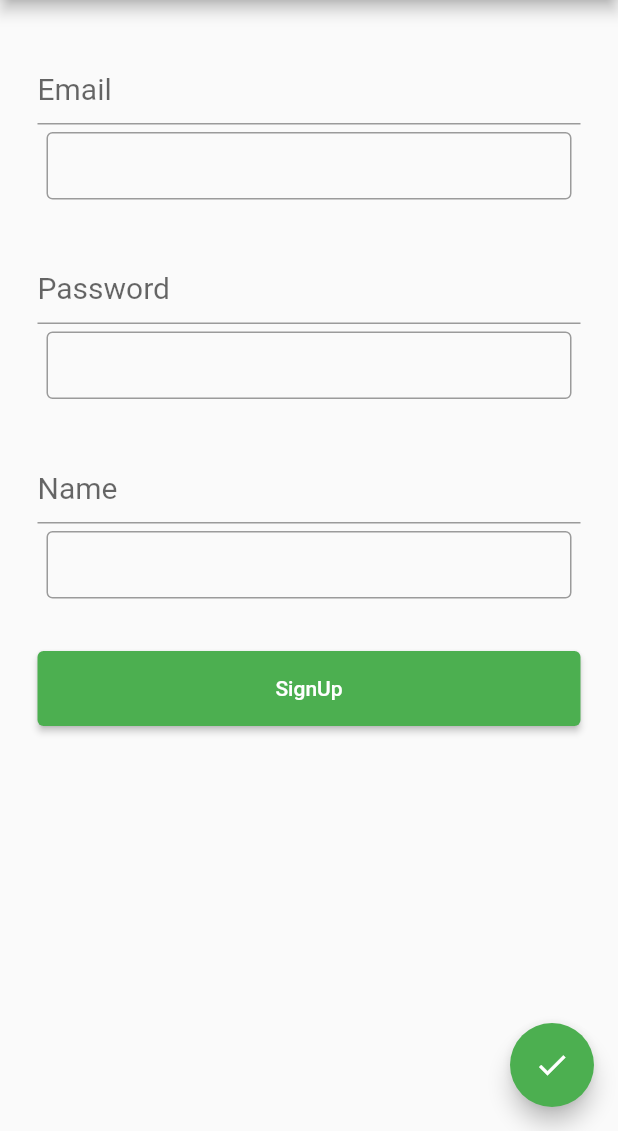
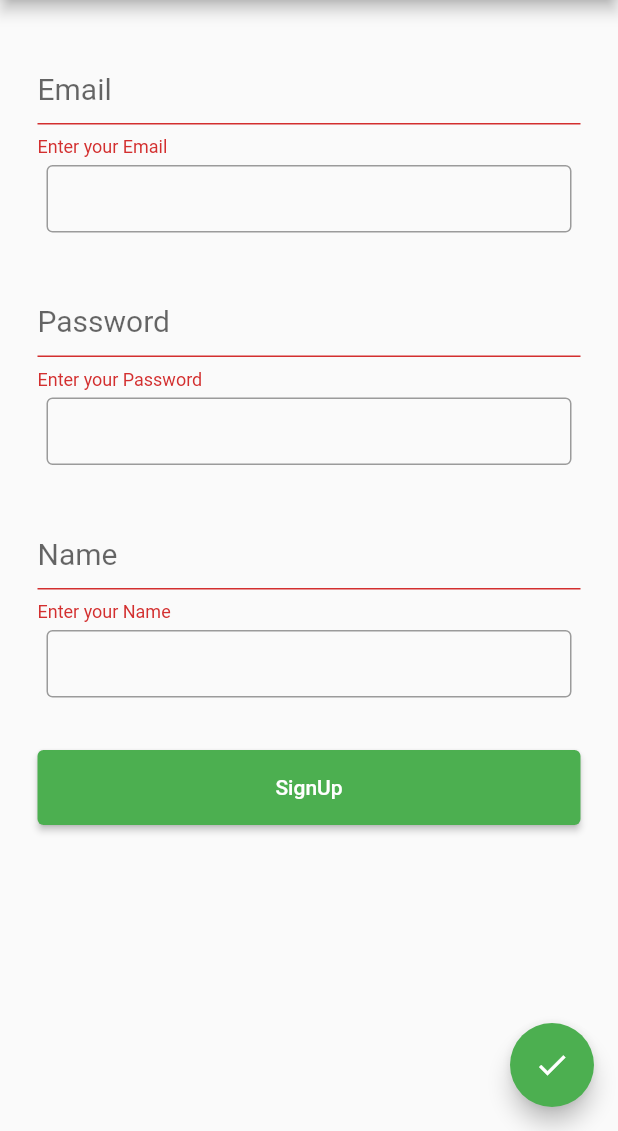
Before and after one commit to prajinaa/epharmacy, a Flutter app: the RegisterPage screen opened directly, after a tap on "SignUp", on a phone screen of 412 x 824 dp, the part 105-1236 px from its top. Run offline on Flutter 3.47's test engine with Material 2 defaults, Android fonts, the phone set to English and light mode, and no system bars; our stand-ins replace font_awesome_flutter, splashscreen.

Commit message:
my project

```diff
--- a/lib/Signups/Ins/RegisterPage.dart
+++ b/lib/Signups/Ins/RegisterPage.dart
@@ -1,6 +1,7 @@
 import 'package:epharmacy/Signups/Ins/RegisterPage1.dart';
 import 'package:epharmacy/common/widgets/custom_button.dart';
 import 'package:epharmacy/common/widgets/custom_textfield.dart';
+import 'package:epharmacy/services/auth_services.dart';
 import 'package:flutter/material.dart';
 import 'package:font_awesome_flutter/font_awesome_flutter.dart';
 
@@ -9,16 +10,15 @@ class RegisterPage extends StatefulWidget {
 
   @override
   State<RegisterPage> createState() => _RegisterPageState();
-
 }
 
 class _RegisterPageState extends State<RegisterPage> {
   final _signupFormKey = GlobalKey<FormState>();
   //
+  final AuthService authService = AuthService();
   final TextEditingController _emailController = TextEditingController();
   final TextEditingController _passwordController = TextEditingController();
   final TextEditingController _nameController = TextEditingController();
-
 
   @override
   // dispose method --so that we dont have memory leaks
@@ -29,25 +29,37 @@ class _RegisterPageState extends State<RegisterPage> {
     _nameController.dispose();
   }
 
+  void signUpUser() {
+    authService.signUpUser(
+      context: context,
+      email: _emailController.text,
+      password: _passwordController.text,
+      name: _nameController.text,
+    );
+  }
+
   Widget build(BuildContext context) {
-
-    return  Scaffold(
+    return Scaffold(
       resizeToAvoidBottomInset: false,
-  appBar:PreferredSize(
+      appBar: PreferredSize(
         preferredSize: Size.fromHeight(70.0), // here the desired height
         child: AppBar(
           title: new Padding(
             padding: const EdgeInsets.only(left: 200.0),
-      child: new Text("Luveen",  style: TextStyle(fontStyle: FontStyle.normal,fontSize: 30.0, color: Colors.white),),
-
-
+            child: new Text(
+              "Luveen",
+              style: TextStyle(
+                  fontStyle: FontStyle.normal,
+                  fontSize: 30.0,
+                  color: Colors.white),
             ),
-
+          ),
           automaticallyImplyLeading: true,
         ),
       ),
-  body: Padding(padding: const EdgeInsets.fromLTRB(25.0, 35.0, 25.0, 25.0),
-  child: Form (
+      body: Padding(
+        padding: const EdgeInsets.fromLTRB(25.0, 35.0, 25.0, 25.0),
+        child: Form(
             key: _signupFormKey,
             child: Column(
               children: [
@@ -60,30 +72,21 @@ class _RegisterPageState extends State<RegisterPage> {
                 // style: TextStyle(fontStyle: FontStyle.normal,fontSize: 20,color: Colors.black54
                 //       ),
 // ),
-         const SizedBox(
-                height: 5
-
-
-              ),
+                const SizedBox(height: 5),
                 Padding(
                   padding: const EdgeInsets.all(0.0),
                   child: SizedBox(
                     width: 350,
                     height: 45,
-                  child:
-                  TextField(
+                    child: TextField(
                       obscureText: false,
                       decoration: InputDecoration(
                         border: OutlineInputBorder(),
-
-
                       ),
-                    ), ),),
-              const SizedBox(
-                height: 35
-
-
                     ),
+                  ),
+                ),
+                const SizedBox(height: 35),
                 CustomTextField(
                   controller: _passwordController,
                   hintText: 'Password',
@@ -93,30 +96,21 @@ class _RegisterPageState extends State<RegisterPage> {
 //   style: TextStyle(fontStyle: FontStyle.normal,fontSize: 20,color: Colors.black54
 //         ),
 // ),
-         const SizedBox(
-                height: 5
-
-
-              ),
+                const SizedBox(height: 5),
                 Padding(
                   padding: const EdgeInsets.all(0.0),
                   child: SizedBox(
                     width: 350,
                     height: 45,
-                  child:
-                  TextField(
+                    child: TextField(
                       obscureText: true,
                       decoration: InputDecoration(
                         border: OutlineInputBorder(),
-
-
                       ),
-                    ), ),),
-              const SizedBox(
-                height: 35
-
-
                     ),
+                  ),
+                ),
+                const SizedBox(height: 35),
                 CustomTextField(
                   controller: _nameController,
                   hintText: 'Name',
@@ -126,44 +120,40 @@ class _RegisterPageState extends State<RegisterPage> {
 //   style: TextStyle(fontStyle: FontStyle.normal,fontSize: 20,color: Colors.black54
 //         ),
 // ),
-         const SizedBox(
-                height: 5
-
-
-              ),
+                const SizedBox(height: 5),
                 Padding(
                   padding: const EdgeInsets.all(0.0),
                   child: SizedBox(
                     width: 350,
                     height: 45,
-                  child:
-                  TextField(
+                    child: TextField(
                       obscureText: true,
                       decoration: InputDecoration(
                         border: OutlineInputBorder(),
-
-
                       ),
-                    ), ),),
-              const SizedBox(
-                height: 35
-
-
                     ),
-              CustomButton(text: 'SignUp', onTap:(){},)
-  ],)),),
+                  ),
+                ),
+                const SizedBox(height: 35),
+                CustomButton(
+                  text: 'SignUp',
+                  onTap: () {
+                    if(_signupFormKey.currentState !.validate()){
+                       signUpUser();
+                    }
+                  },
+                )
+              ],
+            )),
+      ),
       floatingActionButton: FloatingActionButton(
           onPressed: () {
-          Navigator.push(
-    context,
+            Navigator.push(context,
                 MaterialPageRoute(builder: (context) => RegisterPage1()));
             // Navigator.pushNamed(context, RegisterPage1().routeName);
           },
-        child: const Icon(Icons.check)
-      ),
+          child: const Icon(Icons.check)),
       //BUTTON LOCATION
-
     );
-
   }
 }
--- a/lib/common/widgets/custom_textfield.dart
+++ b/lib/common/widgets/custom_textfield.dart
@@ -15,13 +15,13 @@ class CustomTextField extends StatelessWidget{
         ),
         decoration: InputDecoration(hintText: hintText),
 
-      validator: (val){},
-    //     if (val == null || val.isEmpty) {
-    //       return 'Enter your $hintText';
-    //     }
-    //     return null;
-    //   },
-    //   maxLines: maxLines,
+      validator: (val){
+        if (val == null || val.isEmpty) {
+          return 'Enter your $hintText';
+        }
+        return null;
+      },
+      //maxLines: maxLines,
     );
   }
 }
--- a/lib/constant/global_variables.dart
+++ b/lib/constant/global_variables.dart
@@ -1,6 +1,11 @@
 
 import 'package:flutter/material.dart';
-String uri = 'http:// 192.168.1.190:3000';
+String uri = 'http://192.168.100.73:3000';
+// String uri ='http://192.168.1.194:3000';
+// String uri ='http://192.168.38.62:3000';
+// 192.168.1.194
+// : 192.168.1.194
+// 192.168.1.194----wifi
 class GlobalVariables {
   // COLORS
   static const appBarGradient = LinearGradient(
--- a/lib/main.dart
+++ b/lib/main.dart
@@ -1,3 +1,5 @@
+// ignore_for_file: import_of_legacy_library_into_null_safe
+
 import 'package:epharmacy/Signups/Ins/LandingPage.dart';
 import 'package:flutter/material.dart';
 import 'package:splashscreen/splashscreen.dart';
--- a/lib/services/auth_services.dart
+++ b/lib/services/auth_services.dart
@@ -1,5 +1,5 @@
-import 'dart:html';
-import 'dart:js';
+// import 'dart:html';
+// import 'dart:js';
 // import 'lib.dart';
 
 import 'package:flutter/cupertino.dart';
--- a/pubspec.yaml
+++ b/pubspec.yaml
@@ -18,7 +18,7 @@ publish_to: 'none' # Remove this line if you wish to publish to pub.dev
 version: 1.0.0+1
 
 environment:
-  sdk: ">=2.16.1 <3.0.0"
+  sdk: ">=2.12.0 <3.0.0"
 
 # Dependencies specify other packages that your package needs in order to work.
 # To automatically upgrade your package dependencies to the latest versions
```
Also changed, not shown: 1 other file. Lines whose indentation alone changed are shown as unchanged.
